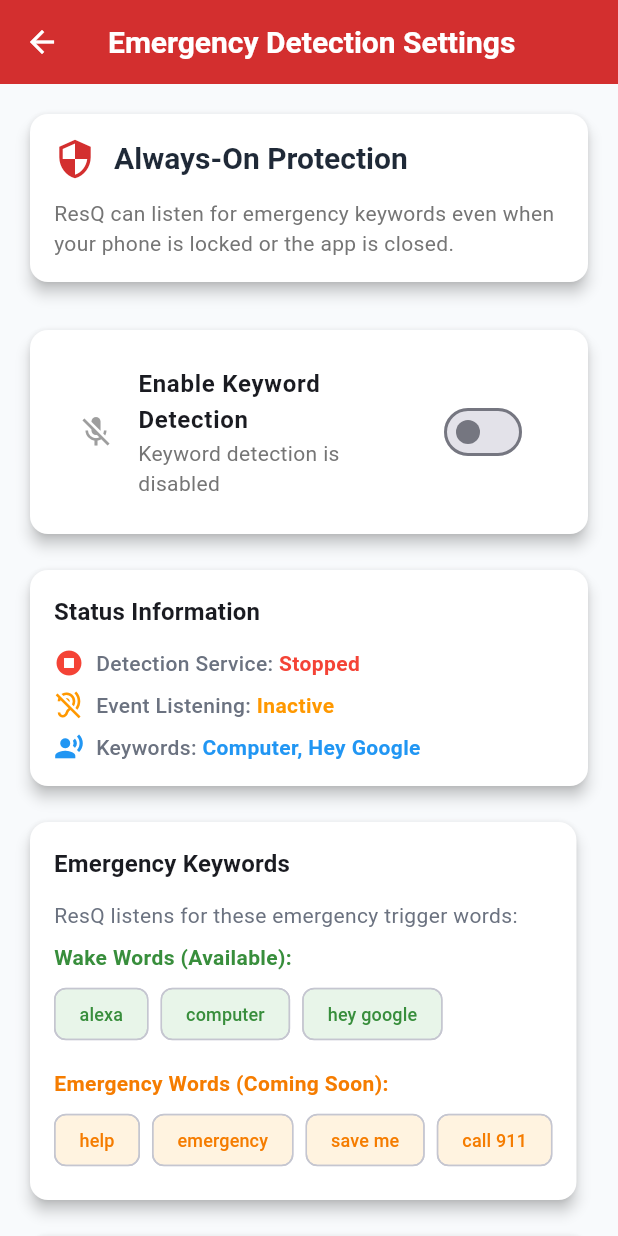
After one commit to DivyaP1063/ResQ, a Flutter app: the KeywordDetectionSettingsScreen screen opened directly, on a phone screen of 412 x 824 dp. The commit adds this screen. Run offline on Flutter 3.47's test engine with Material 3 defaults, Android fonts, the phone set to English and light mode, and no system bars; our stand-ins replace dio, permission_handler, shared_preferences; missing offline and left inert: record; accounts and stored records are empty.

Commit message:
Automated emergency detection completion--1

```diff
--- a/flutter_frontend/lib/main.dart
+++ b/flutter_frontend/lib/main.dart
@@ -3,6 +3,7 @@ import 'package:provider/provider.dart';
 import 'providers/auth_provider.dart';
 import 'providers/recording_provider.dart';
 import 'providers/websocket_provider.dart';
+import 'providers/keyword_detection_provider.dart';
 import 'screens/splash_screen.dart';
 import 'services/api_service.dart';
 import 'utils/constants.dart';
@@ -24,6 +25,7 @@ class ResQApp extends StatelessWidget {
         ChangeNotifierProvider(create: (_) => AuthProvider()),
         ChangeNotifierProvider(create: (_) => RecordingProvider()),
         ChangeNotifierProvider(create: (_) => WebSocketProvider()),
+        ChangeNotifierProvider(create: (_) => KeywordDetectionProvider()),
       ],
       child: MaterialApp(
         title: AppConstants.appName,
--- /dev/null
+++ b/flutter_frontend/lib/providers/keyword_detection_provider.dart
@@ -0,0 +1,187 @@
+import 'dart:async';
+import 'package:flutter/foundation.dart';
+import '../services/keyword_detection_service.dart';
+import '../services/audio_service.dart';
+
+/// Provider for managing keyword detection state and integration with recording
+class KeywordDetectionProvider extends ChangeNotifier {
+  bool _isDetectionActive = false;
+  bool _isListening = false;
+  StreamSubscription<String>? _keywordSubscription;
+  final AudioService _audioService = AudioService();
+
+  /// Whether keyword detection is currently active
+  bool get isDetectionActive => _isDetectionActive;
+
+  /// Whether the service is listening for keyword events
+  bool get isListening => _isListening;
+
+  /// Starts keyword detection and sets up event listening
+  Future<bool> startDetection() async {
+    try {
+      debugPrint('Starting keyword detection...');
+
+      // Start listening for events BEFORE starting the service
+      _startListening();
+
+      // Wait a moment for the EventChannel to be established
+      await Future.delayed(const Duration(milliseconds: 500));
+
+      // Start the native keyword detection service
+      final success = await KeywordDetectionService.startKeywordDetection();
+
+      if (success) {
+        _isDetectionActive = true;
+        notifyListeners();
+        debugPrint('Keyword detection started successfully');
+        return true;
+      } else {
+        debugPrint('Failed to start keyword detection');
+        _stopListening();
+        return false;
+      }
+    } catch (e) {
+      debugPrint('Error starting keyword detection: $e');
+      _stopListening();
+      return false;
+    }
+  }
+
+  /// Stops keyword detection and event listening
+  Future<bool> stopDetection() async {
+    try {
+      // Stop listening for events first
+      _stopListening();
+
+      // Stop the native keyword detection service
+      final success = await KeywordDetectionService.stopKeywordDetection();
+
+      _isDetectionActive = false;
+      notifyListeners();
+
+      if (success) {
+        debugPrint('Keyword detection stopped successfully');
+        return true;
+      } else {
+        debugPrint('Failed to stop keyword detection');
+        return false;
+      }
+    } catch (e) {
+      debugPrint('Error stopping keyword detection: $e');
+      return false;
+    }
+  }
+
+  /// Checks the current status of keyword detection
+  Future<bool> checkDetectionStatus() async {
+    try {
+      final isRunning =
+          await KeywordDetectionService.isKeywordDetectionRunning();
+      _isDetectionActive = isRunning;
+      notifyListeners();
+      return isRunning;
+    } catch (e) {
+      debugPrint('Error checking detection status: $e');
+      return false;
+    }
+  }
+
+  /// Starts listening for keyword detection events
+  void _startListening() {
+    if (_isListening) return;
+
+    debugPrint('Starting to listen for keyword detection events...');
+    _isListening = true;
+
+    _keywordSubscription =
+        KeywordDetectionService.keywordDetectionStream.listen(
+      (event) {
+        debugPrint('Keyword detection event received: $event');
+        if (event == 'help_detected') {
+          debugPrint(
+              '🚨 EMERGENCY KEYWORD DETECTED! Starting automatic recording...');
+          _handleKeywordDetection();
+        } else if (event == 'detection_started') {
+          debugPrint('Detection service started successfully');
+        } else if (event == 'event_channel_connected') {
+          debugPrint('EventChannel connection confirmed');
+        }
+      },
+      onError: (error) {
+        debugPrint('Error in keyword detection stream: $error');
+        _isListening = false;
+        _isDetectionActive = false;
+        notifyListeners();
+      },
+      onDone: () {
+        debugPrint('Keyword detection stream closed');
+        _isListening = false;
+        notifyListeners();
+      },
+    );
+
+    debugPrint(
+        'Keyword detection stream subscription created, _isListening: $_isListening');
+    notifyListeners();
+  }
+
+  /// Stops listening for keyword detection events
+  void _stopListening() {
+    _keywordSubscription?.cancel();
+    _keywordSubscription = null;
+    _isListening = false;
+  }
+
+  /// Handles keyword detection event by starting emergency recording
+  Future<void> _handleKeywordDetection() async {
+    try {
+      debugPrint(
+          '🚨 EMERGENCY KEYWORD DETECTED! Starting automatic recording...');
+
+      // Start emergency recording automatically
+      final recording = await _audioService.startRecording();
+
+      if (recording != null) {
+        debugPrint('✅ Emergency recording started successfully: $recording');
+
+        // Optional: Stop recording after 30 seconds automatically
+        Future.delayed(const Duration(seconds: 30), () async {
+          try {
+            final result = await _audioService.stopRecording();
+            debugPrint(
+                '🎙️ Emergency recording completed and uploaded: $result');
+          } catch (e) {
+            debugPrint('❌ Error stopping emergency recording: $e');
+          }
+        });
+      } else {
+        debugPrint('❌ Failed to start emergency recording');
+      }
+
+      // You could also trigger other emergency actions here:
+      // - Send push notification
+      // - Update UI to show emergency state
+      // - Send location to emergency contacts
+      // - Trigger email notifications
+
+      notifyListeners();
+    } catch (e) {
+      debugPrint('❌ Error handling keyword detection: $e');
+    }
+  }
+
+  /// Toggles keyword detection on/off
+  Future<bool> toggleDetection() async {
+    if (_isDetectionActive) {
+      return await stopDetection();
+    } else {
+      return await startDetection();
+    }
+  }
+
+  @override
+  void dispose() {
+    _stopListening();
+    super.dispose();
+  }
+}
--- /dev/null
+++ b/flutter_frontend/lib/screens/settings/keyword_detection_settings_screen.dart
@@ -0,0 +1,413 @@
+import 'package:flutter/material.dart';
+import 'package:provider/provider.dart';
+import '../../providers/keyword_detection_provider.dart';
+
+/// Settings screen for managing keyword detection preferences
+class KeywordDetectionSettingsScreen extends StatefulWidget {
+  const KeywordDetectionSettingsScreen({Key? key}) : super(key: key);
+
+  @override
+  State<KeywordDetectionSettingsScreen> createState() =>
+      _KeywordDetectionSettingsScreenState();
+}
+
+class _KeywordDetectionSettingsScreenState
+    extends State<KeywordDetectionSettingsScreen> {
+  @override
+  void initState() {
+    super.initState();
+    // Check current status when screen loads
+    WidgetsBinding.instance.addPostFrameCallback((_) {
+      Provider.of<KeywordDetectionProvider>(context, listen: false)
+          .checkDetectionStatus();
+    });
+  }
+
+  @override
+  Widget build(BuildContext context) {
+    return Scaffold(
+      appBar: AppBar(
+        title: const Text('Emergency Detection Settings'),
+        backgroundColor: Colors.red[700],
+        foregroundColor: Colors.white,
+      ),
+      body: Consumer<KeywordDetectionProvider>(
+        builder: (context, provider, child) {
+          return SingleChildScrollView(
+            padding: const EdgeInsets.all(16.0),
+            child: Column(
+              crossAxisAlignment: CrossAxisAlignment.start,
+              children: [
+                // Header section
+                Card(
+                  child: Padding(
+                    padding: const EdgeInsets.all(16.0),
+                    child: Column(
+                      crossAxisAlignment: CrossAxisAlignment.start,
+                      children: [
+                        Row(
+                          children: [
+                            Icon(
+                              Icons.security,
+                              color: Colors.red[700],
+                              size: 28,
+                            ),
+                            const SizedBox(width: 12),
+                            Text(
+                              'Always-On Protection',
+                              style: Theme.of(context)
+                                  .textTheme
+                                  .headlineSmall
+                                  ?.copyWith(
+                                    fontWeight: FontWeight.bold,
+                                  ),
+                            ),
+                          ],
+                        ),
+                        const SizedBox(height: 12),
+                        Text(
+                          'ResQ can listen for emergency keywords even when your phone is locked or the app is closed.',
+                          style:
+                              Theme.of(context).textTheme.bodyMedium?.copyWith(
+                                    color: Colors.grey[600],
+                                  ),
+                        ),
+                      ],
+                    ),
+                  ),
+                ),
+
+                const SizedBox(height: 24),
+
+                // Main toggle section
+                Card(
+                  child: Padding(
+                    padding: const EdgeInsets.all(16.0),
+                    child: Column(
+                      children: [
+                        SwitchListTile(
+                          title: const Text(
+                            'Enable Keyword Detection',
+                            style: TextStyle(
+                              fontSize: 16,
+                              fontWeight: FontWeight.w600,
+                            ),
+                          ),
+                          subtitle: Text(
+                            provider.isDetectionActive
+                                ? 'Listening for emergency keywords in background'
+                                : 'Keyword detection is disabled',
+                            style: TextStyle(
+                              color: provider.isDetectionActive
+                                  ? Colors.green[700]
+                                  : Colors.grey[600],
+                            ),
+                          ),
+                          value: provider.isDetectionActive,
+                          onChanged: (value) async {
+                            _showConfirmationDialog(context, value);
+                          },
+                          activeColor: Colors.red[700],
+                          secondary: Icon(
+                            provider.isDetectionActive
+                                ? Icons.mic
+                                : Icons.mic_off,
+                            color: provider.isDetectionActive
+                                ? Colors.red[700]
+                                : Colors.grey,
+                          ),
+                        ),
+                      ],
+                    ),
+                  ),
+                ),
+
+                const SizedBox(height: 16),
+
+                // Status information
+                Card(
+                  child: Padding(
+                    padding: const EdgeInsets.all(16.0),
+                    child: Column(
+                      crossAxisAlignment: CrossAxisAlignment.start,
+                      children: [
+                        Text(
+                          'Status Information',
+                          style:
+                              Theme.of(context).textTheme.titleMedium?.copyWith(
+                                    fontWeight: FontWeight.bold,
+                                  ),
+                        ),
+                        const SizedBox(height: 12),
+                        _buildStatusRow(
+                          'Detection Service',
+                          provider.isDetectionActive ? 'Running' : 'Stopped',
+                          provider.isDetectionActive
+                              ? Colors.green
+                              : Colors.red,
+                          provider.isDetectionActive
+                              ? Icons.play_circle
+                              : Icons.stop_circle,
+                        ),
+                        const SizedBox(height: 8),
+                        _buildStatusRow(
+                          'Event Listening',
+                          provider.isListening ? 'Active' : 'Inactive',
+                          provider.isListening ? Colors.green : Colors.orange,
+                          provider.isListening
+                              ? Icons.hearing
+                              : Icons.hearing_disabled,
+                        ),
+                        const SizedBox(height: 8),
+                        _buildStatusRow(
+                          'Keywords',
+                          'Computer, Hey Google',
+                          Colors.blue,
+                          Icons.record_voice_over,
+                        ),
+                      ],
+                    ),
+                  ),
+                ),
+
+                const SizedBox(height: 16),
+
+                // Keywords information
+                Card(
+                  child: Padding(
+                    padding: const EdgeInsets.all(16.0),
+                    child: Column(
+                      crossAxisAlignment: CrossAxisAlignment.start,
+                      children: [
+                        Text(
+                          'Emergency Keywords',
+                          style:
+                              Theme.of(context).textTheme.titleMedium?.copyWith(
+                                    fontWeight: FontWeight.bold,
+                                  ),
+                        ),
+                        const SizedBox(height: 12),
+                        Text(
+                          'ResQ listens for these emergency trigger words:',
+                          style: Theme.of(context).textTheme.bodyMedium,
+                        ),
+                        const SizedBox(height: 8),
+                        Text(
+                          'Wake Words (Available):',
+                          style: TextStyle(
+                            fontSize: 14,
+                            fontWeight: FontWeight.w600,
+                            color: Colors.green[700],
+                          ),
+                        ),
+                        const SizedBox(height: 4),
+                        Wrap(
+                          spacing: 8,
+                          children: ['alexa', 'computer', 'hey google']
+                              .map((keyword) => Chip(
+                                    label: Text(keyword),
+                                    backgroundColor: Colors.green[50],
+                                    labelStyle: TextStyle(
+                                      color: Colors.green[700],
+                                      fontWeight: FontWeight.w500,
+                                      fontSize: 12,
+                                    ),
+                                  ))
+                              .toList(),
+                        ),
+                        const SizedBox(height: 12),
+                        Text(
+                          'Emergency Words (Coming Soon):',
+                          style: TextStyle(
+                            fontSize: 14,
+                            fontWeight: FontWeight.w600,
+                            color: Colors.orange[700],
+                          ),
+                        ),
+                        const SizedBox(height: 4),
+                        Wrap(
+                          spacing: 8,
+                          children: ['help', 'emergency', 'save me', 'call 911']
+                              .map((keyword) => Chip(
+                                    label: Text(keyword),
+                                    backgroundColor: Colors.orange[50],
+                                    labelStyle: TextStyle(
+                                      color: Colors.orange[700],
+                                      fontWeight: FontWeight.w500,
+                                      fontSize: 12,
+                                    ),
+                                  ))
+                              .toList(),
+                        ),
+                      ],
+                    ),
+                  ),
+                ),
+
+                const SizedBox(height: 16),
+
+                // Important notes
+                Card(
+                  color: Colors.orange[50],
+                  child: Padding(
+                    padding: const EdgeInsets.all(16.0),
+                    child: Column(
+                      crossAxisAlignment: CrossAxisAlignment.start,
+                      children: [
+                        Row(
+                          children: [
+                            Icon(
+                              Icons.info,
+                              color: Colors.orange[700],
+                            ),
+                            const SizedBox(width: 8),
+                            Text(
+                              'Important Notes',
+                              style: Theme.of(context)
+                                  .textTheme
+                                  .titleSmall
+                                  ?.copyWith(
+                                    fontWeight: FontWeight.bold,
+                                    color: Colors.orange[700],
+                                  ),
+                            ),
+                          ],
+                        ),
+                        const SizedBox(height: 8),
+                        Text(
+                          '📱 CURRENT: Say "Alexa", "Computer", or "Hey Google" to trigger emergency recording\n\n'
+                          '🚨 UPCOMING: Direct emergency words like "Help", "Emergency", "Save me" (requires custom keyword training)\n\n'
+                          '• This feature runs in the background and may use battery\n'
+                          '• Microphone permission is required\n'
+                          '• Emergency recordings start automatically when keywords are detected\n'
+                          '• Your emergency contacts will be notified\n'
+                          '• Keep your phone charged for continuous protection\n'
+                          '• Lower sensitivity = easier detection but more false positives',
+                          style:
+                              Theme.of(context).textTheme.bodySmall?.copyWith(
+                                    color: Colors.orange[800],
+                                  ),
+                        ),
+                      ],
+                    ),
+                  ),
+                ),
+              ],
+            ),
+          );
+        },
+      ),
+    );
+  }
+
+  Widget _buildStatusRow(
+      String label, String status, Color color, IconData icon) {
+    return Row(
+      children: [
+        Icon(
+          icon,
+          color: color,
+          size: 20,
+        ),
+        const SizedBox(width: 8),
+        Text(
+          '$label: ',
+          style: const TextStyle(fontWeight: FontWeight.w500),
+        ),
+        Text(
+          status,
+          style: TextStyle(
+            color: color,
+            fontWeight: FontWeight.w600,
+          ),
+        ),
+      ],
+    );
+  }
+
+  void _showConfirmationDialog(BuildContext context, bool enable) {
+    showDialog(
+      context: context,
+      builder: (context) => AlertDialog(
+        title: Text(enable
+            ? 'Enable Keyword Detection?'
+            : 'Disable Keyword Detection?'),
+        content: Text(
+          enable
+              ? 'This will start monitoring for emergency keywords in the background. '
+                  'Make sure you have microphone permission granted.'
+              : 'This will stop background monitoring for emergency keywords. '
+                  'You won\'t receive automatic emergency detection.',
+        ),
+        actions: [
+          TextButton(
+            onPressed: () => Navigator.of(context).pop(),
+            child: const Text('Cancel'),
+          ),
+          ElevatedButton(
+            onPressed: () async {
+              Navigator.of(context).pop();
+              await _toggleDetection(enable);
+            },
+            style: ElevatedButton.styleFrom(
+              backgroundColor: enable ? Colors.red[700] : Colors.grey[700],
+              foregroundColor: Colors.white,
+            ),
+            child: Text(enable ? 'Enable' : 'Disable'),
+          ),
+        ],
+      ),
+    );
+  }
+
+  Future<void> _toggleDetection(bool enable) async {
+    final provider =
+        Provider.of<KeywordDetectionProvider>(context, listen: false);
+
+    try {
+      bool success;
+      if (enable) {
+        success = await provider.startDetection();
+      } else {
+        success = await provider.stopDetection();
+      }
+
+      if (success) {
+        if (mounted) {
+          ScaffoldMessenger.of(context).showSnackBar(
+            SnackBar(
+              content: Text(
+                enable
+                    ? 'Keyword detection enabled successfully'
+                    : 'Keyword detection disabled successfully',
+              ),
+              backgroundColor: Colors.green,
+            ),
+          );
+        }
+      } else {
+        if (mounted) {
+          ScaffoldMessenger.of(context).showSnackBar(
+            SnackBar(
+              content: Text(
+                enable
+                    ? 'Failed to enable keyword detection'
+                    : 'Failed to disable keyword detection',
+              ),
+              backgroundColor: Colors.red,
+            ),
+          );
+        }
+      }
+    } catch (e) {
+      if (mounted) {
+        ScaffoldMessenger.of(context).showSnackBar(
+          SnackBar(
+            content: Text('Error: ${e.toString()}'),
+            backgroundColor: Colors.red,
+          ),
+        );
+      }
+    }
+  }
+}
--- /dev/null
+++ b/flutter_frontend/lib/services/keyword_detection_service.dart
@@ -0,0 +1,68 @@
+import 'package:flutter/foundation.dart';
+import 'package:flutter/services.dart';
+
+/// Service for managing keyword detection functionality
+/// Communicates with Android native code via MethodChannel and EventChannel
+class KeywordDetectionService {
+  static const MethodChannel _methodChannel =
+      MethodChannel('com.example.flutter_frontend/keyword_detection');
+
+  static const EventChannel _eventChannel =
+      EventChannel('com.example.flutter_frontend/keyword_events');
+
+  static Stream<String>? _keywordStream;
+
+  /// Stream of keyword detection events
+  /// Emits 'help_detected' when emergency keywords are detected
+  static Stream<String> get keywordDetectionStream {
+    if (_keywordStream == null) {
+      debugPrint('KeywordDetectionService: Creating new event stream');
+      _keywordStream = _eventChannel.receiveBroadcastStream().map((event) {
+        debugPrint('KeywordDetectionService: Raw event received: $event');
+        return event.toString();
+      });
+    }
+    return _keywordStream!;
+  }
+
+  /// Starts the keyword detection service
+  /// Returns true if service started successfully
+  static Future<bool> startKeywordDetection() async {
+    try {
+      final bool result =
+          await _methodChannel.invokeMethod('startKeywordDetection');
+      debugPrint('Keyword detection started: $result');
+      return result;
+    } on PlatformException catch (e) {
+      debugPrint('Error starting keyword detection: ${e.message}');
+      return false;
+    }
+  }
+
+  /// Stops the keyword detection service
+  /// Returns true if service stopped successfully
+  static Future<bool> stopKeywordDetection() async {
+    try {
+      final bool result =
+          await _methodChannel.invokeMethod('stopKeywordDetection');
+      debugPrint('Keyword detection stopped: $result');
+      return result;
+    } on PlatformException catch (e) {
+      debugPrint('Error stopping keyword detection: ${e.message}');
+      return false;
+    }
+  }
+
+  /// Checks if keyword detection service is running
+  /// Returns true if service is currently active
+  static Future<bool> isKeywordDetectionRunning() async {
+    try {
+      final bool result =
+          await _methodChannel.invokeMethod('isKeywordDetectionRunning');
+      return result;
+    } on PlatformException catch (e) {
+      debugPrint('Error checking keyword detection status: ${e.message}');
+      return false;
+    }
+  }
+}
```
Also changed, not shown: flutter_frontend/lib/screens/profile/profile_screen.dart (+14 -0 lines), flutter_frontend/lib/services/api_service.dart (+16 -0 lines), 6 other files.
